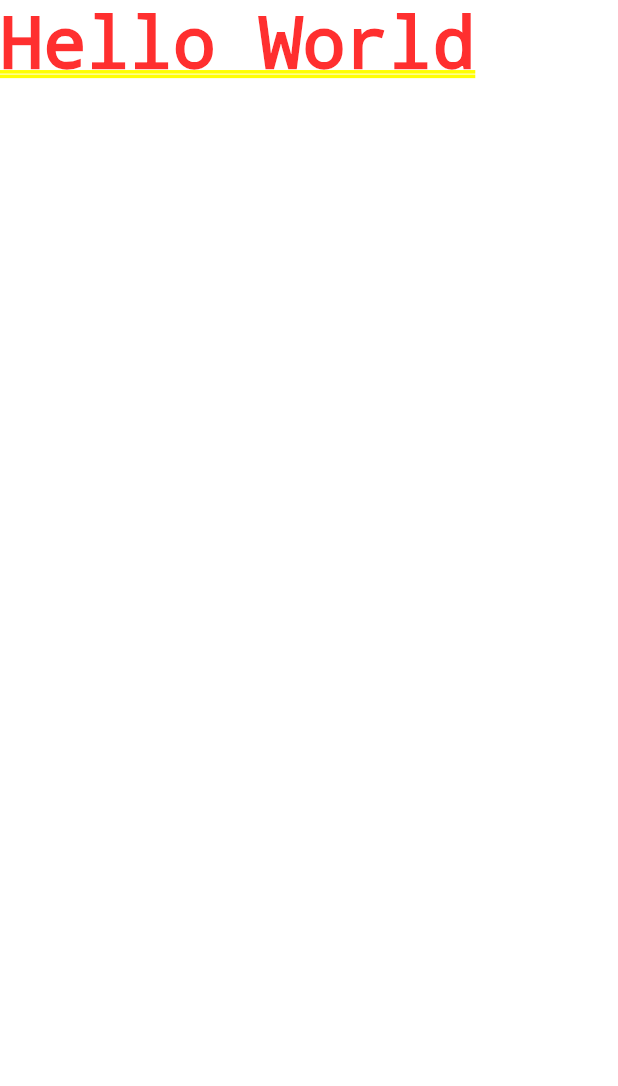
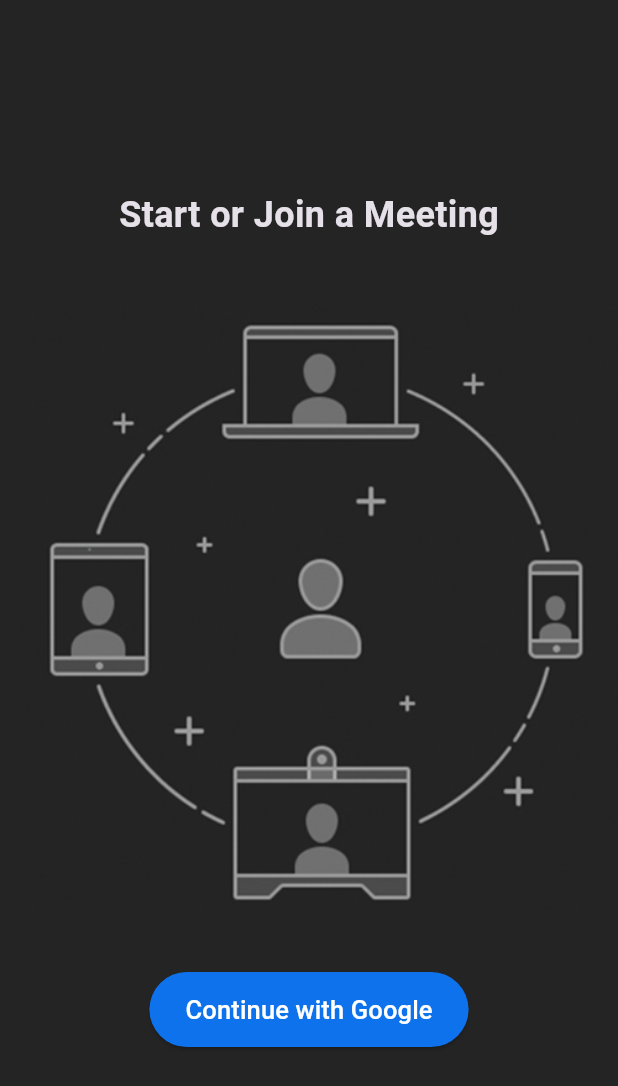
Before and after one commit to samarth-5/Interactify, a Flutter app: the screen it shows after launch, on a phone screen of 412 x 824 dp. Shown: the top 1086 px of the screen. Run offline on Flutter 3.47's test engine with Material 3 defaults, Android fonts, the phone set to English and light mode, and no system bars.

Commit message:
completed login page ui and custom button widget

```diff
--- a/lib/main.dart
+++ b/lib/main.dart
@@ -1,4 +1,5 @@
 import 'package:flutter/material.dart';
+import 'package:interactify/screens/login_screen.dart';
 import 'package:interactify/utils/colors.dart';
 
 void main() {
@@ -11,11 +12,14 @@
   @override
   Widget build(BuildContext context) {
     return MaterialApp(
-      title: 'Flutter Demo',
+      title: 'Interactify',
       theme: ThemeData.dark().copyWith(
         scaffoldBackgroundColor: backgroundColor
       ),
-      home: const Text('Hello World'),
+      routes: {
+        '/login': (context) => const LoginScreen(),
+      },
+      home: const LoginScreen(),
     );
   }
 }
--- /dev/null
+++ b/lib/screens/login_screen.dart
@@ -0,0 +1,36 @@
+import 'package:flutter/material.dart';
+import 'package:interactify/widgets/custom_button.dart';
+
+class LoginScreen extends StatefulWidget {
+  const LoginScreen({super.key});
+
+  @override
+  State<LoginScreen> createState() => _LoginScreenState();
+}
+
+class _LoginScreenState extends State<LoginScreen> {
+  @override
+  Widget build(BuildContext context) {
+    return Scaffold(
+      body: SafeArea(
+        child: Column(
+          mainAxisAlignment: MainAxisAlignment.center,
+          children: [
+            const Text(
+              'Start or Join a Meeting',
+              style: TextStyle(
+                fontSize: 24,
+                fontWeight: FontWeight.bold,
+              ),
+            ),
+            Padding(
+              padding: const EdgeInsets.symmetric(vertical: 38.0),
+              child: Image.asset('assets/onboarding.jpg'),
+            ),
+            CustomButton(text: 'Continue with Google', onPressed: (){},),
+          ],
+        ),
+      ),
+    );
+  }
+}
--- /dev/null
+++ b/lib/widgets/custom_button.dart
@@ -0,0 +1,26 @@
+import 'package:flutter/material.dart';
+import 'package:interactify/utils/colors.dart';
+
+class CustomButton extends StatelessWidget {
+  final String text;
+  final VoidCallback onPressed;
+  const CustomButton({super.key, required this.text, required this.onPressed});
+
+  @override
+  Widget build(BuildContext context) {
+    return ElevatedButton(
+      onPressed: onPressed,
+      child: Text(
+        text,
+        style: const TextStyle(
+          fontSize: 17,
+        ),
+      ),
+      style: ElevatedButton.styleFrom(
+        backgroundColor: buttonColor,
+        minimumSize: const Size(160, 50),
+        foregroundColor: Colors.white
+      ),
+    );
+  }
+}
--- a/pubspec.yaml
+++ b/pubspec.yaml
@@ -59,8 +59,8 @@
   uses-material-design: true
 
   # To add assets to your application, add an assets section, like this:
-  # assets:
-  #   - images/a_dot_burr.jpeg
+  assets:
+    - assets/onboarding.jpg
   #   - images/a_dot_ham.jpeg
 
   # An image asset can refer to one or more resolution-specific "variants", see
```
Also changed, not shown: assets/onboarding.jpg (added).
